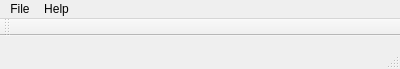
This is MainWindow.ui in mateunho/pg_filtrowanie as Qt 5 draws it before an edit. The edited form follows.
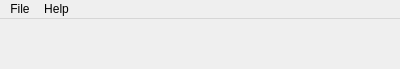
This is the edited form.

Patch:
```diff
--- a/MainWindow.ui
+++ b/MainWindow.ui
@@ -44,15 +44,6 @@
    <addaction name="menuFile"/>
    <addaction name="menuHelp"/>
   </widget>
-  <widget class="QToolBar" name="mainToolBar">
-   <attribute name="toolBarArea">
-    <enum>TopToolBarArea</enum>
-   </attribute>
-   <attribute name="toolBarBreak">
-    <bool>false</bool>
-   </attribute>
-  </widget>
-  <widget class="QStatusBar" name="statusBar"/>
   <action name="actionOpen">
    <property name="text">
     <string>Open</string>
```
